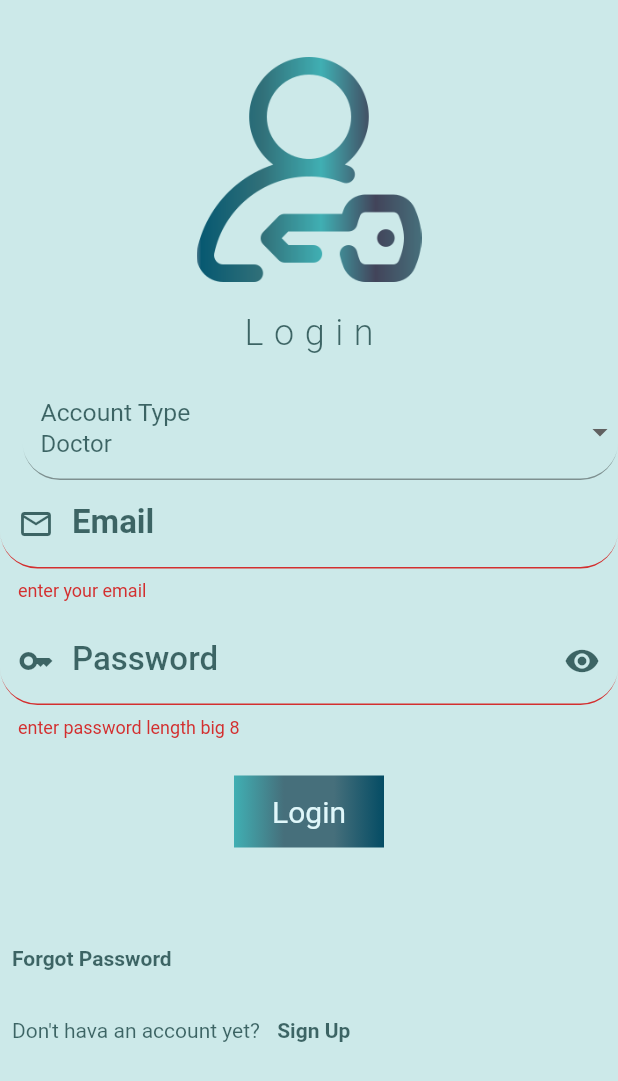
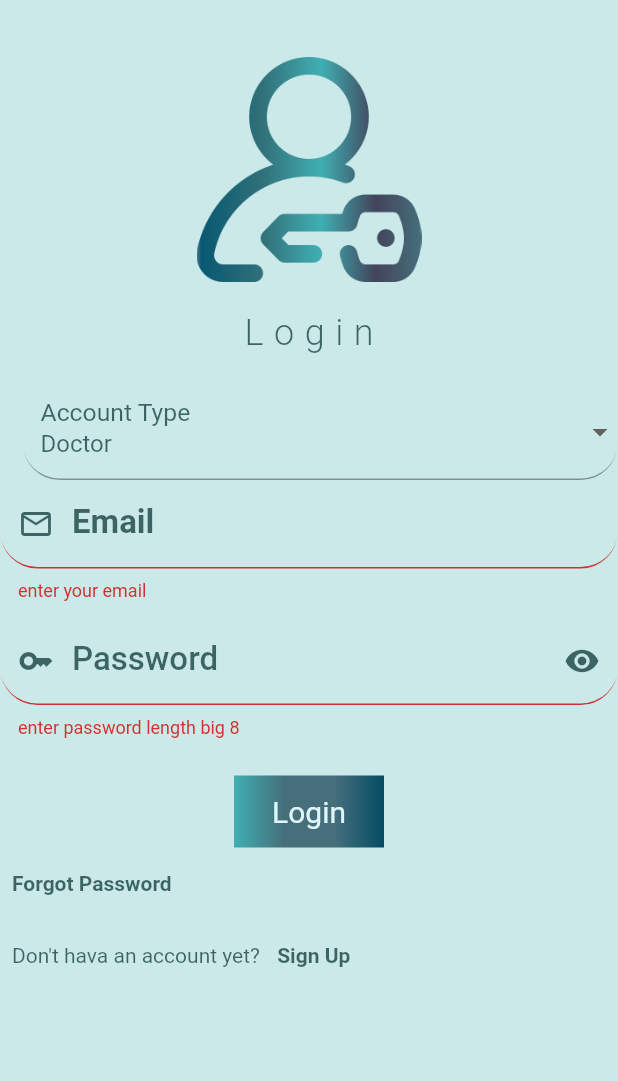
Before and after one commit to mohammedomar6/medicalapp2, a Flutter app: the screen it shows after launch, after a tap on "Login", on a phone screen of 412 x 824 dp. Shown: the top 1081 px of the screen. Run offline on Flutter 3.47's test engine with Material 2 defaults, Android fonts, the light colour scheme and no system bars; our stand-ins replace bloc, bot_toast, carousel_slider, curved_navigation_bar, dartz, datetime_picker_formfield and 9 more; missing offline and left inert: dart_openai; project files that could hold a hidden picture were left out.

Commit message:
fix Login

```diff
--- a/lib/presention/login_pages/login/login_view.dart
+++ b/lib/presention/login_pages/login/login_view.dart
@@ -2,7 +2,6 @@ import 'package:flutter/material.dart';
 import 'package:flutter_bloc/flutter_bloc.dart';
 import 'package:medicalapp2/app/validation.dart';
 import 'package:medicalapp2/domin/auth_repository.dart';
-import 'package:medicalapp2/presention/Doctor/DoctorScrren.dart';
 import 'package:medicalapp2/presention/login_pages/cubit/auth_cubit.dart';
 import 'package:medicalapp2/presention/login_pages/forgot_password/forget_password_view.dart';
 import 'package:medicalapp2/presention/login_pages/register/register_view.dart';
@@ -39,14 +38,16 @@ class _LoginViewState extends State<LoginView> {
         listener: (context, state) {
           if (state.status == AuthStatus.loading) {
             Toaster.showLoading();
-          } else if (state.status == AuthStatus.success ||
-              state.status == AuthStatus.failed) {
+          } else if (state.status == AuthStatus.success) {
             Navigator.of(context).pushAndRemoveUntil(MaterialPageRoute(
               builder: (context) {
                 return const MainView();
               },
             ), (route) => false);
             Toaster.closeLoading();
+          } else if (state.status == AuthStatus.failed) {
+            Toaster.closeLoading();
+            Toaster.showToast('Failed Please Try Again');
           }
         },
         builder: (context, state) {
@@ -87,9 +88,7 @@ class _LoginViewState extends State<LoginView> {
                       Container(
                         padding: const EdgeInsets.only(left: 15),
                         child: DropdownButtonFormField<String>(
-
                             dropdownColor: ColorManger.cyen50,
-
                             decoration: Methodes.buildInputDecoration(
                                 "Account Type", "", null, null),
                             style: TextStyle(
@@ -182,26 +181,19 @@ class _LoginViewState extends State<LoginView> {
                         child: TextButton(
                           child: Text(
                             StringManger.Login,
-                        style: TextStyle(color: ColorManger.cyen50, fontSize: 20),
+                            style: TextStyle(
+                                color: ColorManger.cyen50, fontSize: 20),
                           ),
                           onPressed: () {
                             if (!(globalKey.currentState!.validate())) {
                               return;
+                            } else {
+                              cubit.login(LoginParams(
+                                  email: emailController.text,
+                                  password: passwordController.text));
                             }
-                      /*  cubit.login(LoginParams(
-                            email: emailController.text,
-                            password: passwordController.text));*/
-                        Navigator.pop(context);
-                        Navigator.push(
-                          context,
-                          MaterialPageRoute(builder: (context) => valdrop=='Public'?MainView():DoctorScreen()),
-                        );
-
                           },
                         ),
-                  ),
-                      const SizedBox(
-                        height: 50,
                       ),
                       Column(
                         crossAxisAlignment: CrossAxisAlignment.start,
```
Lines whose indentation alone changed are shown as unchanged.
